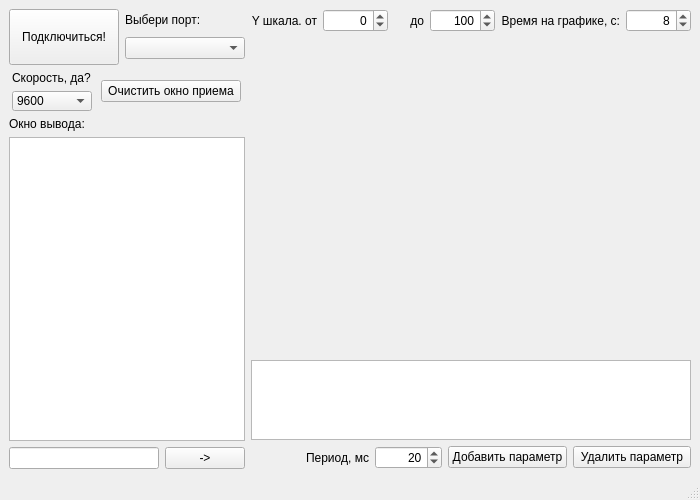
This is mainwindow.ui in kuzia99/COM_term as Qt 5 draws it before an edit. The edited form follows.
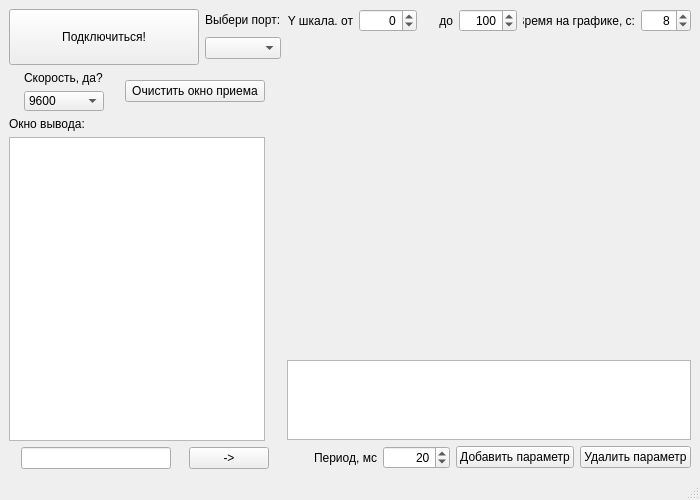
This is the edited form. Custom widgets are drawn as their Qt base class.

```diff
--- a/mainwindow.ui
+++ b/mainwindow.ui
@@ -50,15 +50,21 @@
             <property name="enabled">
              <bool>true</bool>
             </property>
+            <property name="sizePolicy">
+             <sizepolicy hsizetype="Fixed" vsizetype="Fixed">
+              <horstretch>0</horstretch>
+              <verstretch>0</verstretch>
+             </sizepolicy>
+            </property>
             <property name="minimumSize">
              <size>
-              <width>70</width>
+              <width>190</width>
               <height>56</height>
              </size>
             </property>
             <property name="maximumSize">
              <size>
-              <width>128</width>
+              <width>200</width>
               <height>56</height>
              </size>
             </property>
@@ -92,10 +98,16 @@
               </property>
               <property name="minimumSize">
                <size>
-                <width>120</width>
+                <width>50</width>
                 <height>10</height>
                </size>
               </property>
+              <property name="maximumSize">
+               <size>
+                <width>80</width>
+                <height>16777215</height>
+               </size>
+              </property>
              </widget>
             </item>
            </layout>
```
Left out of the diff: 2 changed lines with no effect on the pictures.
